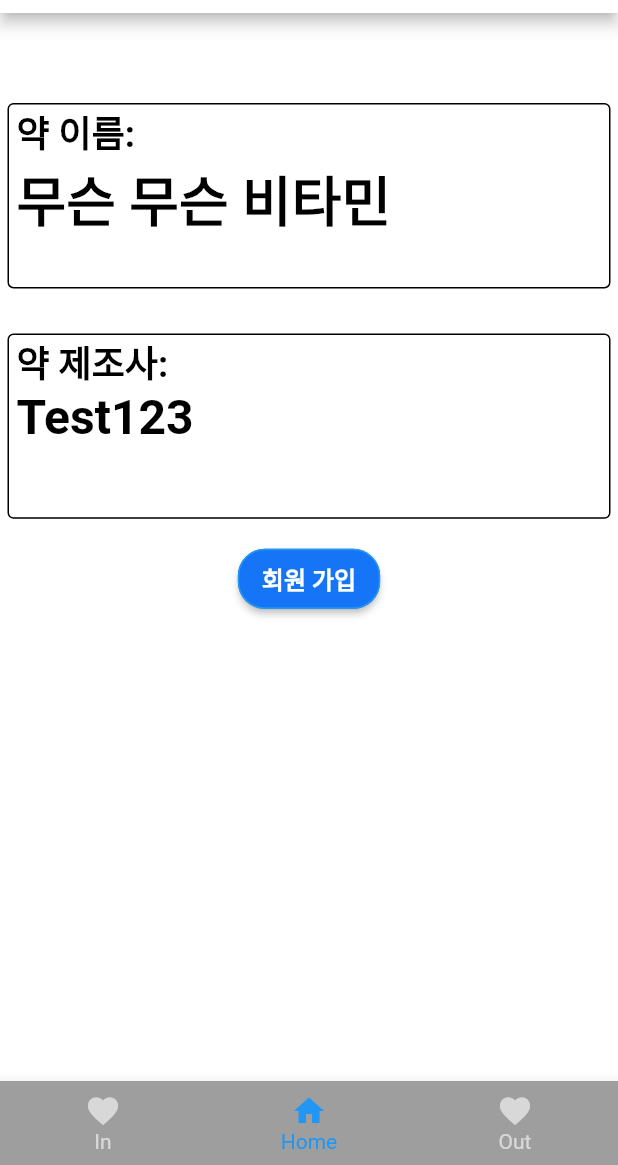
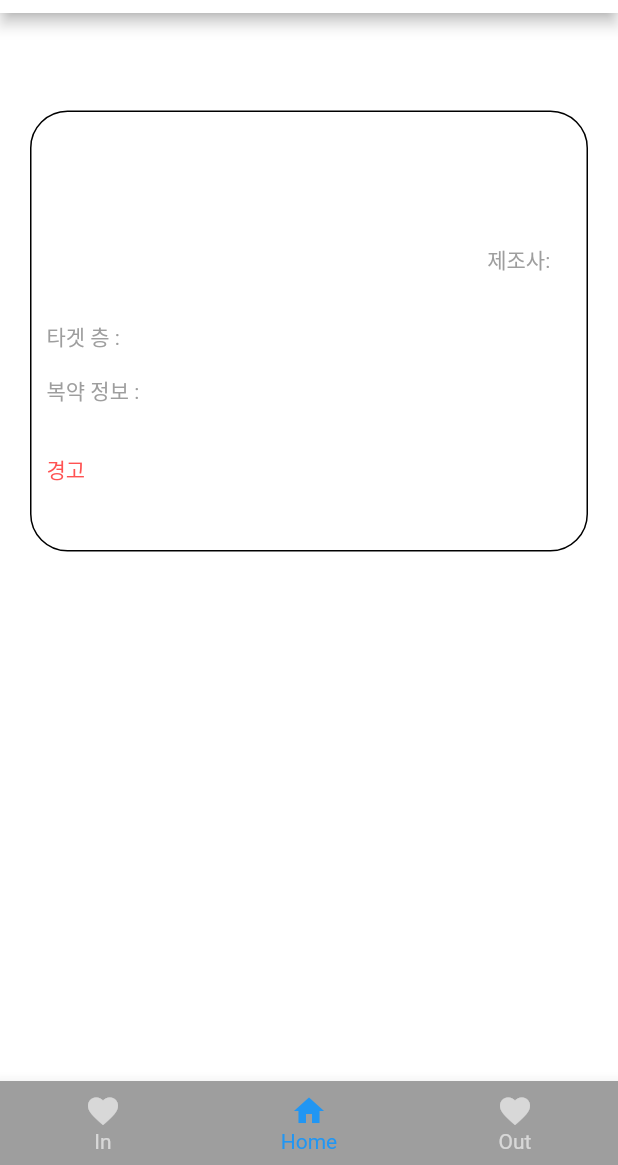
Before and after one commit to Park-KwonSoo/smart-medicine-bottle, a Flutter app: the DashBoard screen opened directly with empty values, item 2 of the bottom bar chosen, on a phone screen of 412 x 824 dp, the part 71-1236 px from its top. Run offline on Flutter 3.47's test engine with Material 2 defaults, Android fonts, the phone set to English and light mode, and no system bars; our stand-ins replace flutter_blue, flutter_datetime_picker, flutter_dotenv, flutter_local_notifications, flutter_screenutil, rxdart and 1 more; accounts and stored records are empty; Roboto replaces fonts that are missing (Noto, NotoSansKR).

Commit message:
[frontend] DashBoard 1차 작업 완료

```diff
--- a/frontend/flutter_application_1/lib/src/screens/DashBoard.dart
+++ b/frontend/flutter_application_1/lib/src/screens/DashBoard.dart
@@ -1,29 +1,41 @@
 import 'package:flutter/material.dart';
-import 'package:Smart_Medicine_Box/src/screens/SettingPage.dart';
 import 'dart:convert';
 import 'package:shared_preferences/shared_preferences.dart';
 import 'package:http/http.dart' as http;
 import 'package:flutter_dotenv/flutter_dotenv.dart';
 
+import 'models/Bottle.dart';
+import 'models/Medicine.dart';
+import 'package:Smart_Medicine_Box/src/screens/SettingPage.dart';
+
 class DashBoard extends StatefulWidget {
   int pageNumber;
-  int bottleID;
-  DashBoard({Key key, this.pageNumber, this.bottleID}) : super(key: key);
+  Bottle bottleInformation;
+  Medicine medicineInformation;
+
+  DashBoard(
+      {Key key,
+      this.pageNumber,
+      this.bottleInformation,
+      this.medicineInformation})
+      : super(key: key);
 
   @override
   _DashBoardState createState() => _DashBoardState();
 }
 
 class _DashBoardState extends State<DashBoard> {
+  Bottle _bottleinformation = new Bottle();
   int _selectedIndex = 0;
-
+  Medicine _medicineInformation = new Medicine();
   Widget build(BuildContext context) {
     _selectedIndex = widget.pageNumber;
-
+    _medicineInformation = widget.medicineInformation;
+    _bottleinformation = widget.bottleInformation;
     var _tabs = [
-      ineerInformationpage(context),
-      mainpage(context),
-      outerInformationpage(context),
+      ineerInformationpage(context, _bottleinformation),
+      mainpage(context, _medicineInformation),
+      outerInformationpage(context, _bottleinformation),
     ];
 
     return Scaffold(
@@ -112,7 +124,7 @@ class _DashBoardState extends State<DashBoard> {
   }
 }
 
-Widget mainpage(BuildContext context) {
+Widget mainpage(BuildContext context, Medicine medicineInformation) {
   Future<String> getHubList() async {
     SharedPreferences prefs = await SharedPreferences.getInstance();
 
@@ -122,117 +134,165 @@ Widget mainpage(BuildContext context) {
     print(response.statusCode);
   }
 
+  //현재 접속 중인 허브 리스트 id와 약병 리스트 id 출력
+  //약 상세 정보 가져오기 --> 이건 Detail Medicine에서 가져 오면 됨
   final Size size = MediaQuery.of(context).size;
-  /*
-    Main 화면
-    약의 정보를 가져와서 출력을 하는 곳
-    유저 이메일
-    약 이름
-    약 제조사
-  */
   return Scaffold(
     backgroundColor: Colors.white,
-    body: Container(
-      height: size.height * 0.6,
+    body: SingleChildScrollView(
+      child: Container(
         margin: EdgeInsets.fromLTRB(0, 30, 0, 0),
         padding: EdgeInsets.fromLTRB(5, 0, 5, 5),
         child: Column(
           crossAxisAlignment: CrossAxisAlignment.center,
           children: <Widget>[
+            SizedBox(height: 20),
             Container(
+              width: size.width,
               padding: EdgeInsets.fromLTRB(5, 0, 5, 5),
-            margin: EdgeInsets.fromLTRB(0, 30, 0, 0),
-            height: size.height * 0.15,
-            width: size.width,
+              margin: EdgeInsets.all(15),
               decoration: BoxDecoration(
                 border: Border.all(),
                 borderRadius: BorderRadius.all(
-                  Radius.circular(4.0) //         <--- border radius here
+                    Radius.circular(25.0) //         <--- border radius here
                     ),
               ),
-            child: new Column(
-              crossAxisAlignment: CrossAxisAlignment.start,
+              child: Column(
                 children: [
-                Text(
-                  '약 이름:',
+                  SizedBox(height: 30),
+                  Container(
+                    child: Center(
+                      child: Text(
+                          medicineInformation.name == null
+                              ? '-'
+                              : medicineInformation.name,
                           style: TextStyle(
                               color: Colors.black,
                               fontSize: 24,
                               fontFamily: 'NotoSansKR',
-                      fontWeight: FontWeight.w700),
+                              fontWeight: FontWeight.w700)),
+                    ),
+                  ),
+                  SizedBox(height: 30),
+                  Container(
+                    width: size.width,
+                    alignment: Alignment(0.9, 0),
+                    child: Wrap(
+                      children: [
+                        Text(
+                          '제조사: ',
+                          style: TextStyle(
+                            color: Colors.grey,
+                            fontSize: 14,
+                          ),
                         ),
                         Text(
-                  '무슨 무슨 비타민 ',
+                          medicineInformation.company == null
+                              ? '-'
+                              : medicineInformation.company,
                           style: TextStyle(
-                      color: Colors.black,
-                      fontSize: 36,
-                      fontFamily: 'NotoSansKR',
-                      fontWeight: FontWeight.w700),
+                            color: Colors.grey,
+                            fontSize: 14,
+                          ),
                         ),
                       ],
                     ),
                   ),
+                  SizedBox(height: 30),
                   Container(
-            padding: EdgeInsets.fromLTRB(5, 0, 5, 5),
-            margin: EdgeInsets.fromLTRB(0, 30, 0, 0),
-            height: size.height * 0.15,
                     width: size.width,
-            decoration: BoxDecoration(
-              border: Border.all(),
-              borderRadius: BorderRadius.all(
-                  Radius.circular(4.0) //         <--- border radius here
+                    padding: EdgeInsets.fromLTRB(5, 0, 5, 0),
+                    alignment: Alignment(-1, 0),
+                    child: Wrap(
+                      children: [
+                        Text(
+                          '타겟 층 : ',
+                          style: TextStyle(
+                            color: Colors.grey,
+                            fontSize: 14,
                           ),
                         ),
-            child: new Column(
-              crossAxisAlignment: CrossAxisAlignment.start,
-              children: [
                         Text(
-                  '약 제조사:',
+                          medicineInformation.target == null
+                              ? '-'
+                              : medicineInformation.target,
                           style: TextStyle(
-                      color: Colors.black,
-                      fontSize: 24,
-                      fontFamily: 'NotoSansKR',
-                      fontWeight: FontWeight.w700),
+                            color: Colors.grey,
+                            fontSize: 14,
                           ),
-                Text(
-                  'Test123',
-                  style: TextStyle(
-                      color: Colors.black,
-                      fontSize: 32,
-                      fontFamily: 'NotoSansKR',
-                      fontWeight: FontWeight.w700),
                         ),
                       ],
                     ),
                   ),
+                  SizedBox(height: 15),
                   Container(
-            height: 80,
-            padding: const EdgeInsets.fromLTRB(20, 20, 20, 20),
-            child: RaisedButton(
-              onPressed: () async {
-                String saveMessage = await getHubList();
-              },
-              shape: RoundedRectangleBorder(
-                  borderRadius: new BorderRadius.circular(18.0),
-                  side: BorderSide(color: Colors.blue)),
-              color: Color(0xff1674f6),
-              child: Text(
-                '회원 가입',
-                textScaleFactor: 1.0,
+                    width: size.width,
+                    padding: EdgeInsets.fromLTRB(5, 0, 5, 0),
+                    alignment: Alignment(-1, 0),
+                    child: Wrap(
+                      children: [
+                        Text(
+                          '복약 정보 : ',
                           style: TextStyle(
-                    fontSize: 16,
-                    color: Colors.white,
-                    fontWeight: FontWeight.bold),
+                            color: Colors.grey,
+                            fontSize: 14,
                           ),
                         ),
-          )
+                        Text(
+                          medicineInformation.dosage == null
+                              ? '-'
+                              : medicineInformation.dosage,
+                          style: TextStyle(
+                            color: Colors.grey,
+                            fontSize: 14,
+                          ),
+                        ),
                       ],
+                    ),
+                  ),
+                  SizedBox(height: 10),
+                  Container(
+                    width: size.width,
+                    padding: EdgeInsets.fromLTRB(5, 10, 5, 10),
+                    alignment: Alignment(-1, 0),
+                    child: Column(
+                      children: [
+                        SizedBox(
+                          height: 12,
+                        ),
+                        Container(
+                          width: size.width,
+                          child: Text(
+                            '경고',
+                            style: TextStyle(
+                                color: Colors.redAccent, fontSize: 14),
+                          ),
+                        ),
+                        SizedBox(height: 12),
+                        Container(
+                          width: size.width,
+                          child: Text(
+                            medicineInformation.warn == null
+                                ? '-'
+                                : medicineInformation.warn,
+                            style: TextStyle(
+                                color: Colors.redAccent, fontSize: 14),
+                          ),
+                        ),
+                      ],
+                    ),
+                  ),
+                ],
+              ),
+            ),
+          ],
+        ),
       ),
     ),
   );
 }
 
-Widget ineerInformationpage(BuildContext context) {
+Widget ineerInformationpage(BuildContext context, Bottle bottleinformation) {
   final Size size = MediaQuery.of(context).size;
   return Scaffold(
     backgroundColor: Colors.white,
@@ -306,7 +366,12 @@ Widget ineerInformationpage(BuildContext context) {
                                   mainAxisAlignment: MainAxisAlignment.center,
                                   children: [
                                     Text(
-                                      '14',
+                                      bottleinformation.temperature
+                                                  .toString() ==
+                                              null
+                                          ? '-'
+                                          : bottleinformation.temperature
+                                              .toString(),
                                       textAlign: TextAlign.center,
                                       textScaleFactor: 1.0,
                                       style: TextStyle(
@@ -367,7 +432,11 @@ Widget ineerInformationpage(BuildContext context) {
                                   mainAxisAlignment: MainAxisAlignment.center,
                                   children: [
                                     Text(
-                                      '57',
+                                      bottleinformation.humidity.toString() ==
+                                              null
+                                          ? '-'
+                                          : bottleinformation.humidity
+                                              .toString(),
                                       textAlign: TextAlign.center,
                                       textScaleFactor: 1.0,
                                       style: TextStyle(
@@ -445,7 +514,11 @@ Widget ineerInformationpage(BuildContext context) {
                                   mainAxisAlignment: MainAxisAlignment.center,
                                   children: [
                                     Text(
-                                      '57',
+                                      bottleinformation.balance.toString() ==
+                                              null
+                                          ? '-'
+                                          : bottleinformation.balance
+                                              .toString(),
                                       textAlign: TextAlign.center,
                                       textScaleFactor: 1.0,
                                       style: TextStyle(
@@ -503,7 +576,9 @@ Widget ineerInformationpage(BuildContext context) {
                               height: size.height * 0.14,
                               child: Center(
                                 child: Text(
-                                  '15:57',
+                                  bottleinformation.recentOpen == null
+                                      ? '-'
+                                      : bottleinformation.recentOpen,
                                   textAlign: TextAlign.center,
                                   textScaleFactor: 1.0,
                                   style: TextStyle(
@@ -529,7 +604,7 @@ Widget ineerInformationpage(BuildContext context) {
   );
 }
 
-Widget outerInformationpage(BuildContext context) {
+Widget outerInformationpage(BuildContext context, Bottle bottleinformation) {
   final Size size = MediaQuery.of(context).size;
   return Scaffold(
     backgroundColor: Colors.white,
@@ -601,7 +676,9 @@ Widget outerInformationpage(BuildContext context) {
                                 mainAxisAlignment: MainAxisAlignment.center,
                                 children: [
                                   Text(
-                                    '2',
+                                    bottleinformation.toString() == null
+                                        ? '-'
+                                        : bottleinformation.toString(),
                                     textAlign: TextAlign.center,
                                     textScaleFactor: 1.0,
                                     style: TextStyle(
--- a/frontend/flutter_application_1/lib/src/screens/Register/BottleList.dart
+++ b/frontend/flutter_application_1/lib/src/screens/Register/BottleList.dart
@@ -5,18 +5,46 @@ import 'package:http/http.dart' as http;
 import 'package:flutter_dotenv/flutter_dotenv.dart';
 import '../models/Bottle.dart';
 import '../DashBoard.dart';
+import '../models/Medicine.dart';
 
 class BottleList extends StatefulWidget {
   List<Bottle> bottlelist;
-  BottleList({Key key, this.bottlelist}) : super(key: key);
+  String hubid;
+  BottleList({Key key, this.bottlelist, this.hubid}) : super(key: key);
 
   @override
   _BottleListState createState() => _BottleListState();
 }
 
 class _BottleListState extends State<BottleList> {
+  Bottle _bottleinformation = new Bottle();
+  Medicine _medicineinformation = new Medicine();
+
+  Future<Bottle> getbottle(int index) async {
+    http.Response response = await http.get(Uri.encodeFull(
+        DotEnv().env['SERVER_URL'] +
+            'bottle/' +
+            widget.bottlelist[index].bottleId.toString()));
+
+    if (response.statusCode == 200) {
+      Map<String, dynamic> jsonData = jsonDecode(response.body);
+      print(jsonData);
+      _bottleinformation = Bottle.fromJson(jsonData);
+    }
+  }
+
+  Future<Bottle> getmedicine(int index) async {
+    http.Response medicineresponse = await http.get(Uri.encodeFull(
+        DotEnv().env['SERVER_URL'] +
+            'medicine/' +
+            widget.bottlelist[index].medicineId.toString()));
+    if (medicineresponse.statusCode == 200) {
+      Map<String, dynamic> data = jsonDecode(medicineresponse.body);
+      _medicineinformation = Medicine.fromJson(data);
+    }
+  }
+
   Widget build(BuildContext context) {
-    print(widget.bottlelist);
     final Size size = MediaQuery.of(context).size;
     return Scaffold(
       body: Container(
@@ -62,13 +90,19 @@ class _BottleListState extends State<BottleList> {
                                 fontWeight: FontWeight.bold),
                           ),
                           trailing: Icon(Icons.arrow_forward),
-                          onTap: () {
+                          onTap: () async {
+                            getbottle(index);
+                            getmedicine(index);
+                            print(_bottleinformation);
+                            print(_medicineinformation);
+
                             Navigator.push(
                                 context,
                                 MaterialPageRoute(
                                   builder: (BuildContext context) => DashBoard(
                                     pageNumber: 1,
-                                    bottleID: widget.bottlelist[index].bottleId,
+                                    bottleInformation: _bottleinformation,
+                                    medicineInformation: _medicineinformation,
                                   ),
                                 ));
                           }),
--- a/frontend/flutter_application_1/lib/src/screens/Register/DetailMedicine.dart
+++ b/frontend/flutter_application_1/lib/src/screens/Register/DetailMedicine.dart
@@ -1,4 +1,5 @@
 import 'package:Smart_Medicine_Box/src/screens/DashBoard.dart';
+import 'package:Smart_Medicine_Box/src/screens/Homepage.dart';
 import 'package:flutter/material.dart';
 import 'package:flutter/cupertino.dart';
 import 'dart:convert';
@@ -28,7 +29,6 @@ class _DetailMedicineState extends State<DetailMedicine> {
           'dosage': medicineDosageController.text
         }));
 
-    print(response.statusCode);
     if (response.statusCode == 200) {
       return "Complete";
     } else if (response.statusCode == 404) {
@@ -207,14 +207,12 @@ class _DetailMedicineState extends State<DetailMedicine> {
                                     child: new Text('Close'),
                                     onPressed: () {
                                       Navigator.push(
-                                          context,
-                                          MaterialPageRoute(
-                                              builder: (BuildContext context) =>
-                                                  DashBoard(
-                                                    pageNumber: 1,
-                                                    bottleID: int.parse(
-                                                        widget.bottleId),
-                                                  )));
+                                        context,
+                                        MaterialPageRoute(
+                                          builder: (BuildContext context) =>
+                                              HomePage(),
+                                        ),
+                                      );
                                     })
                               ],
                             );
--- a/frontend/flutter_application_1/lib/src/screens/Register/HubList.dart
+++ b/frontend/flutter_application_1/lib/src/screens/Register/HubList.dart
@@ -94,8 +94,9 @@ class _HubListState extends State<HubList> {
                                   MaterialPageRoute(
                                     builder: (BuildContext context) =>
                                         BottleList(
-                                      bottlelist: _bottleList,
-                                    ),
+                                            bottlelist: _bottleList,
+                                            hubid: widget.hublist[index]
+                                                .toString()),
                                   ));
                             } else if (result == "Not Found") {
                               showDialog(
--- a/frontend/flutter_application_1/lib/src/screens/Register/SearchMedicine.dart
+++ b/frontend/flutter_application_1/lib/src/screens/Register/SearchMedicine.dart
@@ -8,7 +8,6 @@ import 'DetailMedicine.dart';
 
 class SearchMedicine extends StatefulWidget {
   String bottleId;
-
   SearchMedicine({Key key, this.bottleId}) : super(key: key);
   @override
   _SearchMedicineState createState() => _SearchMedicineState();
--- a/frontend/flutter_application_1/lib/src/screens/Register/SignUpLocal.dart
+++ b/frontend/flutter_application_1/lib/src/screens/Register/SignUpLocal.dart
@@ -3,7 +3,7 @@ import 'package:flutter/material.dart';
 import 'package:http/http.dart' as http;
 import 'package:flutter_dotenv/flutter_dotenv.dart';
 
-import '../Homepage.dart';
+import 'RegsiterHub.dart';
 
 class SignUpLocal extends StatefulWidget {
   @override
@@ -182,7 +182,7 @@ class _SignUpLocalState extends State<SignUpLocal> {
                                       context,
                                       MaterialPageRoute(
                                           builder: (BuildContext context) =>
-                                              HomePage()));
+                                              RegisterHub()));
                                 })
                           ],
                         );
--- a/frontend/flutter_application_1/pubspec.yaml
+++ b/frontend/flutter_application_1/pubspec.yaml
@@ -37,6 +37,7 @@ dependencies:
   cupertino_icons: ^0.1.3
   http: ^0.12.0+4
   flutter_dotenv: ^2.1.0
+  numberpicker: ^1.3.0
 
 dev_dependencies:
   flutter_test:
```
Also changed, not shown: frontend/flutter_application_1/lib/src/screens/Register/RegisterBottle.dart (+6 -5 lines), frontend/flutter_application_1/pubspec.lock, 1 other file. Lines whose indentation alone changed are shown as unchanged.
